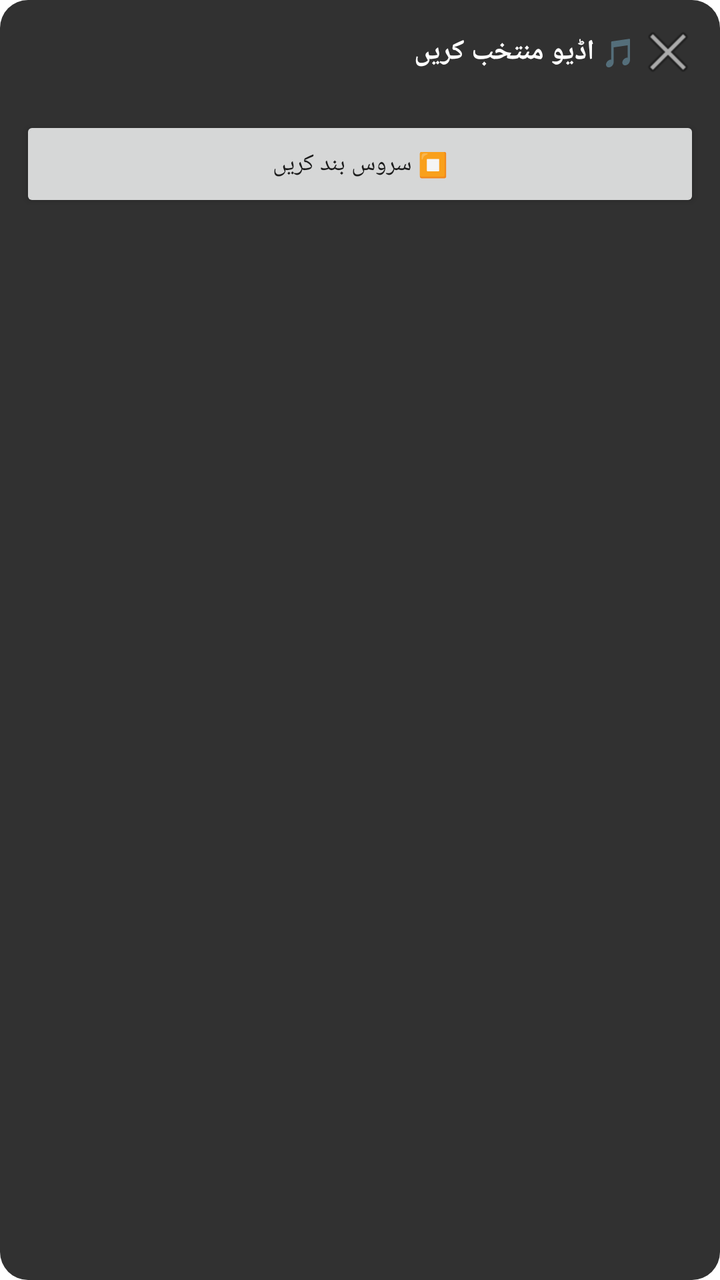
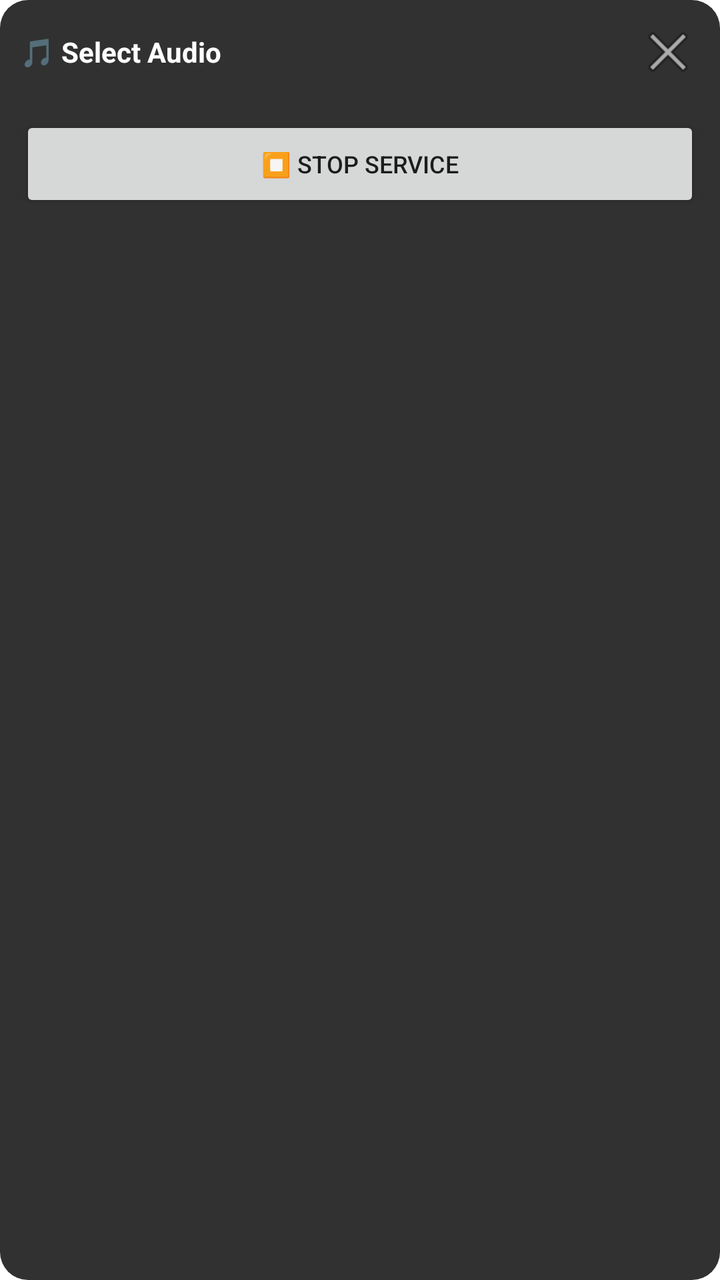

Two renders of the same Android screen: before a commit and after it. Below are the layout's source before the change and the commit's diff.
<!-- AndroidManifest.xml: application theme Theme.SoundBubble -->
<!-- res/layout/floating_panel.xml -->
<?xml version="1.0" encoding="utf-8"?>
<LinearLayout xmlns:android="http://schemas.android.com/apk/res/android"
    android:layout_width="260dp"
    android:layout_height="wrap_content"
    android:orientation="vertical"
    android:background="@drawable/panel_bg"
    android:padding="10dp">

    <LinearLayout
        android:layout_width="match_parent"
        android:layout_height="wrap_content"
        android:orientation="horizontal"
        android:gravity="center_vertical">

        <TextView
            android:layout_width="0dp"
            android:layout_height="wrap_content"
            android:layout_weight="1"
            android:text="🎵 اڈیو منتخب کریں"
            android:textStyle="bold"
            android:textColor="#FFFFFF" />

        <ImageButton
            android:id="@+id/btnClose"
            android:layout_width="32dp"
            android:layout_height="32dp"
            android:src="@android:drawable/ic_menu_close_clear_cancel"
            android:background="@android:color/transparent"
            android:contentDescription="Close" />

    </LinearLayout>

    <androidx.recyclerview.widget.RecyclerView
        android:id="@+id/recyclerView"
        android:layout_width="match_parent"
        android:layout_height="wrap_content"
        android:maxHeight="320dp"
        android:layout_marginTop="8dp" />

    <Button
        android:id="@+id/btnStop"
        android:layout_width="match_parent"
        android:layout_height="wrap_content"
        android:text="⏹ سروس بند کریں"
        android:textSize="12sp"
        android:layout_marginTop="8dp" />

</LinearLayout>
<!-- resources referenced by this layout -->
<resources>
  <!-- drawable panel_bg (drawable) -->
  <?xml version="1.0" encoding="utf-8"?>
  <shape xmlns:android="http://schemas.android.com/apk/res/android" android:shape="rectangle">
      <solid android:color="#E61B1B1B" />
      <corners android:radius="14dp" />
  </shape>
  <style name="Theme.SoundBubble" parent="Theme.MaterialComponents.DayNight.NoActionBar">
          <item name="colorPrimary">@color/primary</item>
          <item name="colorPrimaryDark">@color/primary</item>
      </style>
  <color name="primary">#2E7D32</color>
</resources>

<!-- the commit's change to res/layout/floating_panel.xml (unified diff, before → after) -->
@@ -16,7 +16,7 @@
             android:layout_width="0dp"
             android:layout_height="wrap_content"
             android:layout_weight="1"
-            android:text="🎵 اڈیو منتخب کریں"
+            android:text="🎵 Select Audio"
             android:textStyle="bold"
             android:textColor="#FFFFFF" />
 
@@ -41,7 +41,7 @@
         android:id="@+id/btnStop"
         android:layout_width="match_parent"
         android:layout_height="wrap_content"
-        android:text="⏹ سروس بند کریں"
+        android:text="⏹ Stop Service"
         android:textSize="12sp"
         android:layout_marginTop="8dp" />
 
